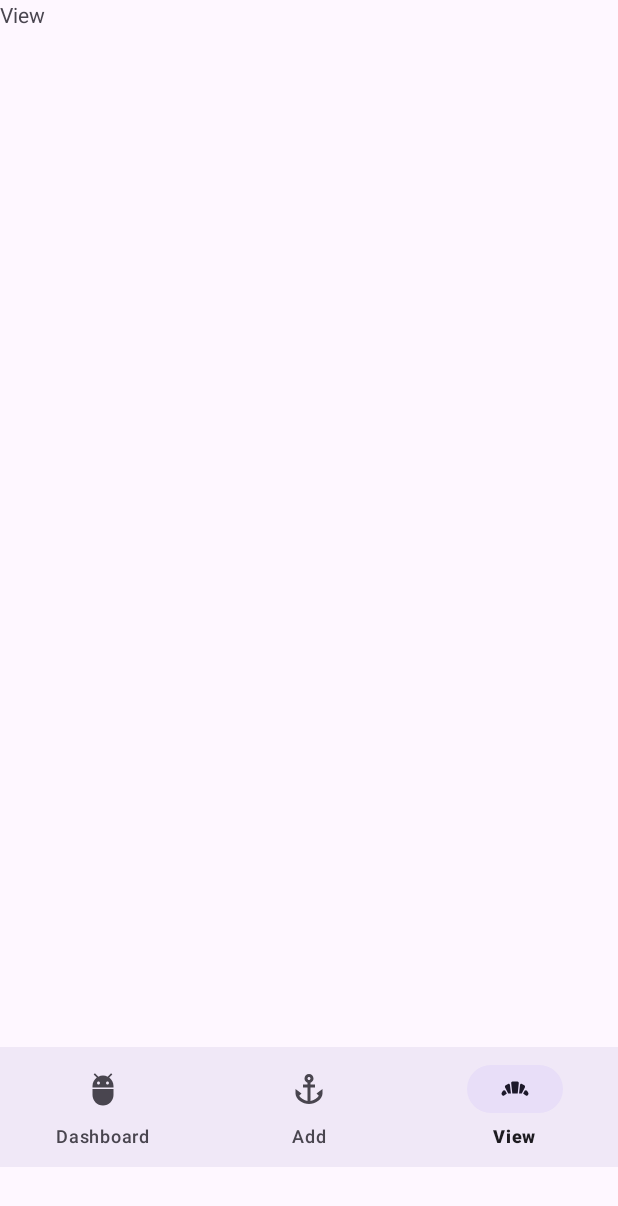
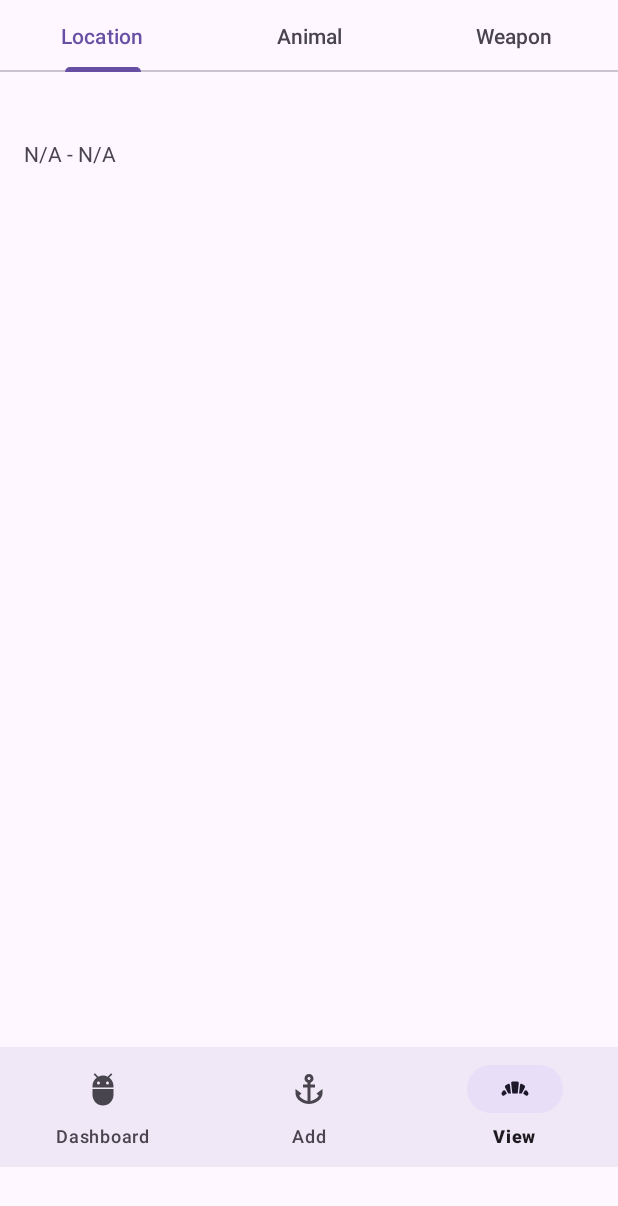
Before and after one commit to PietervanderMerwe/game-trail-tracker, an Android app: the ViewFragment screen opened through its navigation route, on a phone screen of 412 x 824 dp. Shown: the top 1206 px of the screen. Run offline under Robolectric (Android 15) with nearby library versions, the phone set to English and light mode, and no system bars; our stand-ins replace Room's generated code, navigation-ui.

Commit message:
View functionality extended

```diff
--- a/app/src/main/java/com/epilogs/game_trail_tracker/Fragments/View/LocationViewFragment.kt
+++ b/app/src/main/java/com/epilogs/game_trail_tracker/Fragments/View/LocationViewFragment.kt
@@ -5,56 +5,48 @@ import androidx.fragment.app.Fragment
 import android.view.LayoutInflater
 import android.view.View
 import android.view.ViewGroup
+import androidx.fragment.app.viewModels
+import androidx.lifecycle.Observer
+import androidx.recyclerview.widget.LinearLayoutManager
+import androidx.recyclerview.widget.RecyclerView
 import com.epilogs.game_trail_tracker.R
+import com.epilogs.game_trail_tracker.adapters.LocationViewAdapter
+import com.epilogs.game_trail_tracker.viewmodels.LocationViewModel
 
-// TODO: Rename parameter arguments, choose names that match
-// the fragment initialization parameters, e.g. ARG_ITEM_NUMBER
-private const val ARG_PARAM1 = "param1"
-private const val ARG_PARAM2 = "param2"
+class LocationViewFragment : Fragment() {
 
-/**
- * A simple [Fragment] subclass.
- * Use the [LocationViewFragment.newInstance] factory method to
- * create an instance of this fragment.
- */
-class LocationViewFragment : Fragment() {
-    // TODO: Rename and change types of parameters
-    private var param1: String? = null
-    private var param2: String? = null
+    private val viewModel: LocationViewModel by viewModels()
 
     override fun onCreate(savedInstanceState: Bundle?) {
         super.onCreate(savedInstanceState)
-        arguments?.let {
-            param1 = it.getString(ARG_PARAM1)
-            param2 = it.getString(ARG_PARAM2)
-        }
     }
 
     override fun onCreateView(
         inflater: LayoutInflater, container: ViewGroup?,
         savedInstanceState: Bundle?
     ): View? {
-        // Inflate the layout for this fragment
         return inflater.inflate(R.layout.fragment_location_view, container, false)
     }
 
+    override fun onViewCreated(view: View, savedInstanceState: Bundle?) {
+        super.onViewCreated(view, savedInstanceState)
+
+        val recyclerView = view.findViewById<RecyclerView>(R.id.location_view_list).apply {
+            layoutManager = LinearLayoutManager(context)
+        }
+
+        val adapter = LocationViewAdapter(emptyList())
+        recyclerView.adapter = adapter
+
+        viewModel.getAllLocations().observe(viewLifecycleOwner, Observer { locations ->
+            adapter.updateLocations(locations)
+        })
+    }
+
     companion object {
-        /**
-         * Use this factory method to create a new instance of
-         * this fragment using the provided parameters.
-         *
-         * @param param1 Parameter 1.
-         * @param param2 Parameter 2.
-         * @return A new instance of fragment LocationViewFragment.
-         */
-        // TODO: Rename and change types and number of parameters
         @JvmStatic
         fun newInstance(param1: String, param2: String) =
             LocationViewFragment().apply {
-                arguments = Bundle().apply {
-                    putString(ARG_PARAM1, param1)
-                    putString(ARG_PARAM2, param2)
-                }
             }
     }
 }
--- a/app/src/main/java/com/epilogs/game_trail_tracker/Fragments/View/ViewFragment.kt
+++ b/app/src/main/java/com/epilogs/game_trail_tracker/Fragments/View/ViewFragment.kt
@@ -5,7 +5,12 @@ import android.view.LayoutInflater
 import android.view.View
 import android.view.ViewGroup
 import androidx.fragment.app.Fragment
+import androidx.viewpager2.widget.ViewPager2
 import com.epilogs.game_trail_tracker.R
+import com.epilogs.game_trail_tracker.adapters.ViewPagerAddAdapter
+import com.epilogs.game_trail_tracker.adapters.ViewPagerViewAdapter
+import com.google.android.material.tabs.TabLayout
+import com.google.android.material.tabs.TabLayoutMediator
 
 /**
  * A simple [Fragment] subclass.
@@ -25,6 +30,19 @@ class ViewFragment : Fragment() {
         return inflater.inflate(R.layout.fragment_view, container, false)
     }
 
+    override fun onViewCreated(view: View, savedInstanceState: Bundle?) {
+        super.onViewCreated(view, savedInstanceState)
+
+        val viewPager: ViewPager2 = view.findViewById(R.id.view_pager_view)
+        val adapter = ViewPagerViewAdapter(this)
+        viewPager.adapter = adapter
+
+        val tabLayout: TabLayout = view.findViewById(R.id.top_view_tabs)
+        TabLayoutMediator(tabLayout, viewPager) { tab, position ->
+            tab.text = adapter.getPageTitle(position)
+        }.attach()
+    }
+
     companion object {
         @JvmStatic
         fun newInstance(param1: String, param2: String) =
--- /dev/null
+++ b/app/src/main/java/com/epilogs/game_trail_tracker/adapters/LocationViewAdapter.kt
@@ -0,0 +1,52 @@
+package com.epilogs.game_trail_tracker.adapters
+
+import android.view.LayoutInflater
+import android.view.View
+import android.view.ViewGroup
+import android.widget.ImageView
+import android.widget.TextView
+import androidx.recyclerview.widget.RecyclerView
+import com.bumptech.glide.Glide
+import com.epilogs.game_trail_tracker.R
+import com.epilogs.game_trail_tracker.database.entities.Location
+import java.text.SimpleDateFormat
+import java.util.Locale
+
+class LocationViewAdapter(private var locations: List<Location>) : RecyclerView.Adapter<LocationViewAdapter.LocationViewHolder>() {
+
+    class LocationViewHolder(view: View) : RecyclerView.ViewHolder(view) {
+        fun bind(location: Location) {
+            // Bind your data to your views here
+            itemView.findViewById<TextView>(R.id.location_view_item_name).text = location.name
+            val dateFormat = SimpleDateFormat("dd-MM-yyyy", Locale.getDefault())
+            val startDateStr = location.startDate?.let { dateFormat.format(it) } ?: "N/A"
+            val endDateStr = location.endDate?.let { dateFormat.format(it) } ?: "N/A"
+
+            itemView.findViewById<TextView>(R.id.location_view_item_dates).text = "$startDateStr - $endDateStr"
+            // Load the first image from imagePaths as an example
+            location.imagePaths?.let {
+                if (it.isNotEmpty()) {
+                    // Assuming you're using Glide or a similar library to load images
+                    Glide.with(itemView.context).load(it[0]).into(itemView.findViewById<ImageView>(R.id.location_view_item_image))
+                }
+            }
+        }
+    }
+
+    override fun onCreateViewHolder(parent: ViewGroup, viewType: Int): LocationViewHolder {
+        val view = LayoutInflater.from(parent.context)
+            .inflate(R.layout.location_view_item, parent, false)
+        return LocationViewHolder(view)
+    }
+
+    override fun onBindViewHolder(holder: LocationViewHolder, position: Int) {
+        holder.bind(locations[position])
+    }
+
+    override fun getItemCount() = locations.size
+
+    fun updateLocations(newLocations: List<Location>) {
+        locations = newLocations
+        notifyDataSetChanged() // Notify the adapter to refresh the data
+    }
+}
--- a/app/src/main/java/com/epilogs/game_trail_tracker/adapters/ViewPagerAdapter.kt
+++ b/app/src/main/java/com/epilogs/game_trail_tracker/adapters/ViewPagerAddAdapter.kt
@@ -6,7 +6,7 @@ import com.epilogs.game_trail_tracker.Fragments.Add.AnimalAddFragment
 import com.epilogs.game_trail_tracker.Fragments.Add.LocationAddFragment
 import com.epilogs.game_trail_tracker.Fragments.Add.WeaponAddFragment
 
-class ViewPagerAdapter(fragment: Fragment) : FragmentStateAdapter(fragment) {
+class ViewPagerAddAdapter(fragment: Fragment) : FragmentStateAdapter(fragment) {
     private val fragments = arrayOf(LocationAddFragment(), AnimalAddFragment(), WeaponAddFragment())
     private val fragmentTitles = arrayOf("Location", "Animal", "Weapon") // Custom titles
 
--- /dev/null
+++ b/app/src/main/java/com/epilogs/game_trail_tracker/adapters/ViewPagerViewAdapter.kt
@@ -0,0 +1,21 @@
+package com.epilogs.game_trail_tracker.adapters
+
+import androidx.fragment.app.Fragment
+import androidx.viewpager2.adapter.FragmentStateAdapter
+import com.epilogs.game_trail_tracker.Fragments.View.AnimalViewFragment
+import com.epilogs.game_trail_tracker.Fragments.View.LocationViewFragment
+import com.epilogs.game_trail_tracker.Fragments.View.WeaponViewFragment
+
+class ViewPagerViewAdapter(fragment: Fragment) : FragmentStateAdapter(fragment) {
+    private val fragments = arrayOf(LocationViewFragment(), AnimalViewFragment(), WeaponViewFragment())
+    private val fragmentTitles = arrayOf("Location", "Animal", "Weapon")
+
+    override fun getItemCount(): Int = fragments.size
+
+    override fun createFragment(position: Int): Fragment {
+        return fragments[position]
+    }
+    fun getPageTitle(position: Int): CharSequence {
+        return fragmentTitles[position]
+    }
+}
--- /dev/null
+++ b/app/src/main/java/com/epilogs/game_trail_tracker/adapters/WeaponViewAdapter.kt
@@ -0,0 +1,4 @@
+package com.epilogs.game_trail_tracker.adapters
+
+class WeaponViewAdapter {
+}
--- a/app/src/main/java/com/epilogs/game_trail_tracker/viewmodels/AnimalViewModel.kt
+++ b/app/src/main/java/com/epilogs/game_trail_tracker/viewmodels/AnimalViewModel.kt
@@ -31,6 +31,11 @@ class AnimalViewModel (application: Application) : AndroidViewModel(application)
         insertionSuccess.postValue(true)
     }
 
+    fun getAllAnimals(): LiveData<List<Animal>> = liveData {
+        val animals = animalDao.getAllAnimals()
+        emit(animals)
+    }
+
     fun getAllLocations(): LiveData<List<Location>> = liveData {
         val locations = locationDao.getAllLocations()
         emit(locations)
--- a/app/src/main/java/com/epilogs/game_trail_tracker/viewmodels/LocationViewModel.kt
+++ b/app/src/main/java/com/epilogs/game_trail_tracker/viewmodels/LocationViewModel.kt
@@ -4,6 +4,7 @@ import android.app.Application
 import androidx.lifecycle.AndroidViewModel
 import androidx.lifecycle.LiveData
 import androidx.lifecycle.MutableLiveData
+import androidx.lifecycle.liveData
 import androidx.lifecycle.viewModelScope
 import com.epilogs.game_trail_tracker.database.AppDatabase
 import com.epilogs.game_trail_tracker.database.DatabaseProvider
@@ -27,4 +28,9 @@ class LocationViewModel(application: Application) : AndroidViewModel(application
     fun resetInsertionSuccess() {
         insertionSuccess.value = null
     }
+
+    fun getAllLocations(): LiveData<List<Location>> = liveData {
+        val locations = locationDao.getAllLocations()
+        emit(locations)
+    }
 }
--- a/app/src/main/res/layout/fragment_add.xml
+++ b/app/src/main/res/layout/fragment_add.xml
@@ -7,7 +7,7 @@
     tools:context=".Fragments.Add.AddFragment">
 
     <com.google.android.material.tabs.TabLayout
-        android:id="@+id/top_tabs"
+        android:id="@+id/top_add_tabs"
         android:layout_width="match_parent"
         android:layout_height="wrap_content"
         android:layout_gravity="top"
@@ -16,10 +16,10 @@
         app:tabMode="fixed" />
 
     <androidx.viewpager2.widget.ViewPager2
-        android:id="@+id/view_pager"
+        android:id="@+id/view_pager_add"
         android:layout_width="match_parent"
         android:layout_height="0dp"
-        app:layout_constraintTop_toBottomOf="@id/top_tabs"
+        app:layout_constraintTop_toBottomOf="@id/top_add_tabs"
         app:layout_constraintBottom_toBottomOf="parent" />
 
 </androidx.constraintlayout.widget.ConstraintLayout>
--- a/app/src/main/res/layout/fragment_location_view.xml
+++ b/app/src/main/res/layout/fragment_location_view.xml
@@ -5,10 +5,9 @@
     android:layout_height="match_parent"
     tools:context=".Fragments.View.LocationViewFragment">
 
-    <!-- TODO: Update blank fragment layout -->
-    <TextView
+    <androidx.recyclerview.widget.RecyclerView
+        android:id="@+id/location_view_list"
         android:layout_width="match_parent"
-        android:layout_height="match_parent"
-        android:text="@string/hello_blank_fragment" />
+        android:layout_height="match_parent"/>
 
 </FrameLayout>
--- a/app/src/main/res/layout/fragment_view.xml
+++ b/app/src/main/res/layout/fragment_view.xml
@@ -1,14 +1,25 @@
 <?xml version="1.0" encoding="utf-8"?>
-<FrameLayout xmlns:android="http://schemas.android.com/apk/res/android"
+<androidx.constraintlayout.widget.ConstraintLayout xmlns:android="http://schemas.android.com/apk/res/android"
+    xmlns:app="http://schemas.android.com/apk/res-auto"
     xmlns:tools="http://schemas.android.com/tools"
     android:layout_width="match_parent"
     android:layout_height="match_parent"
     tools:context=".Fragments.View.ViewFragment">
 
-    <!-- TODO: Update blank fragment layout -->
-    <TextView
+    <com.google.android.material.tabs.TabLayout
+        android:id="@+id/top_view_tabs"
         android:layout_width="match_parent"
-        android:layout_height="match_parent"
-        android:text="@string/viewFragment" />
+        android:layout_height="wrap_content"
+        android:layout_gravity="top"
+        app:layout_constraintTop_toTopOf="parent"
+        app:tabGravity="fill"
+        app:tabMode="fixed" />
 
-</FrameLayout>
+    <androidx.viewpager2.widget.ViewPager2
+        android:id="@+id/view_pager_view"
+        android:layout_width="match_parent"
+        android:layout_height="0dp"
+        app:layout_constraintTop_toBottomOf="@id/top_view_tabs"
+        app:layout_constraintBottom_toBottomOf="parent" />
+
+</androidx.constraintlayout.widget.ConstraintLayout>
--- /dev/null
+++ b/app/src/main/res/layout/location_view_item.xml
@@ -0,0 +1,28 @@
+<?xml version="1.0" encoding="utf-8"?>
+<LinearLayout xmlns:android="http://schemas.android.com/apk/res/android"
+    android:layout_width="match_parent"
+    android:layout_height="wrap_content"
+    android:orientation="vertical"
+    android:padding="16dp">
+
+    <TextView
+        android:id="@+id/location_view_item_name"
+        android:layout_width="match_parent"
+        android:layout_height="wrap_content"
+        android:textSize="18sp"
+        android:textStyle="bold"/>
+
+    <TextView
+        android:id="@+id/location_view_item_dates"
+        android:layout_width="match_parent"
+        android:layout_height="wrap_content"
+        android:layout_marginTop="4dp"/>
+
+    <ImageView
+        android:id="@+id/location_view_item_image"
+        android:layout_width="match_parent"
+        android:layout_height="200dp"
+        android:layout_marginTop="8dp"
+        android:scaleType="centerCrop"/>
+
+</LinearLayout>
--- /dev/null
+++ b/app/src/main/res/layout/weapon_view_item.xml
@@ -0,0 +1,6 @@
+<?xml version="1.0" encoding="utf-8"?>
+<androidx.constraintlayout.widget.ConstraintLayout xmlns:android="http://schemas.android.com/apk/res/android"
+    android:layout_width="match_parent"
+    android:layout_height="match_parent">
+
+</androidx.constraintlayout.widget.ConstraintLayout>
```
Also changed, not shown: app/src/main/java/com/epilogs/game_trail_tracker/Fragments/Add/AddFragment.kt (+4 -7 lines), app/src/main/java/com/epilogs/game_trail_tracker/Fragments/View/AnimalViewFragment.kt (+24 -31 lines), app/src/main/java/com/epilogs/game_trail_tracker/adapters/AnimalViewAdapter.kt (added, +48 -0 lines), app/src/main/res/layout/animal_view_item.xml (added, +28 -0 lines), app/src/main/res/layout/fragment_animal_view.xml (+3 -4 lines), app/src/main/res/menu/view_menu.xml (added, +15 -0 lines), app/src/main/res/navigation/view_nav.xml (+39 -1 lines).
